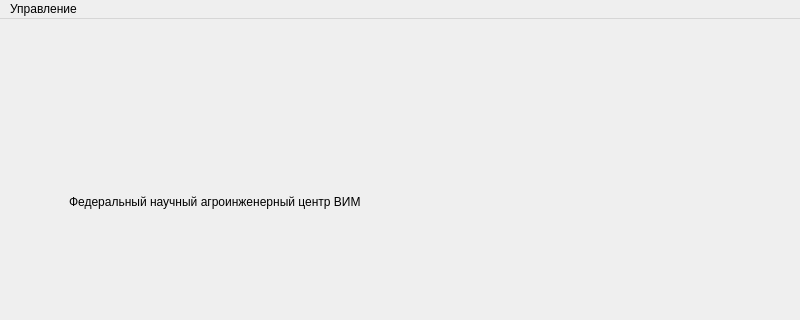
Before: the Qt Designer form mainwindow.ui in zanxi/qt_protowebclient, drawn with Qt 5; both pictures show x 0 to 800 and y 0 to 320 of the 800 by 600 pixel window.
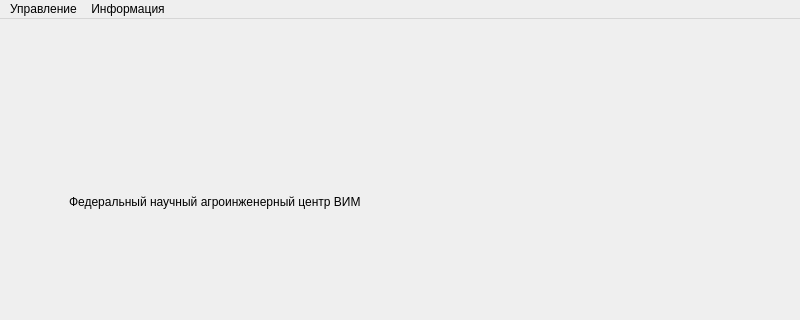
After: the same form once the commit is applied. Icons and pictures are not drawn.

What changed in the file:
```diff
--- a/mainwindow.ui
+++ b/mainwindow.ui
@@ -138,7 +138,14 @@
     </property>
     <addaction name="action"/>
    </widget>
+   <widget class="QMenu" name="menu">
+    <property name="title">
+     <string>Информация</string>
+    </property>
+    <addaction name="actionDB_connection"/>
+   </widget>
    <addaction name="menuSettings"/>
+   <addaction name="menu"/>
   </widget>
   <widget class="QStatusBar" name="statusbar"/>
   <action name="action">
```
Left out of the diff: 5 changed lines with no effect on the pictures.
